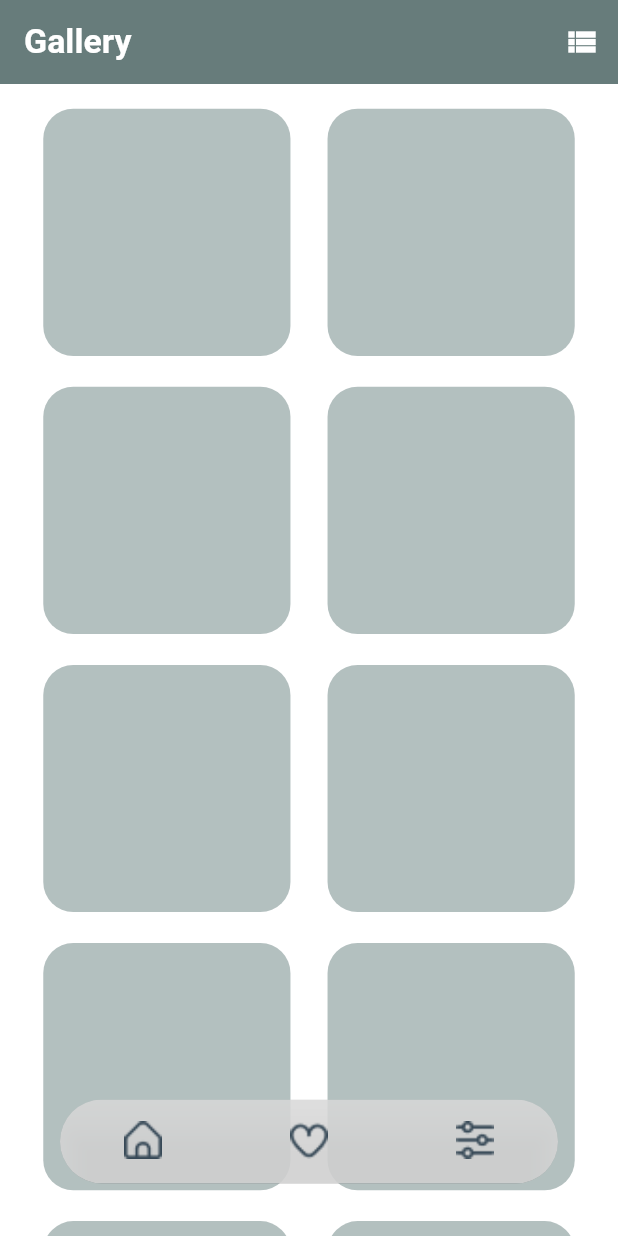
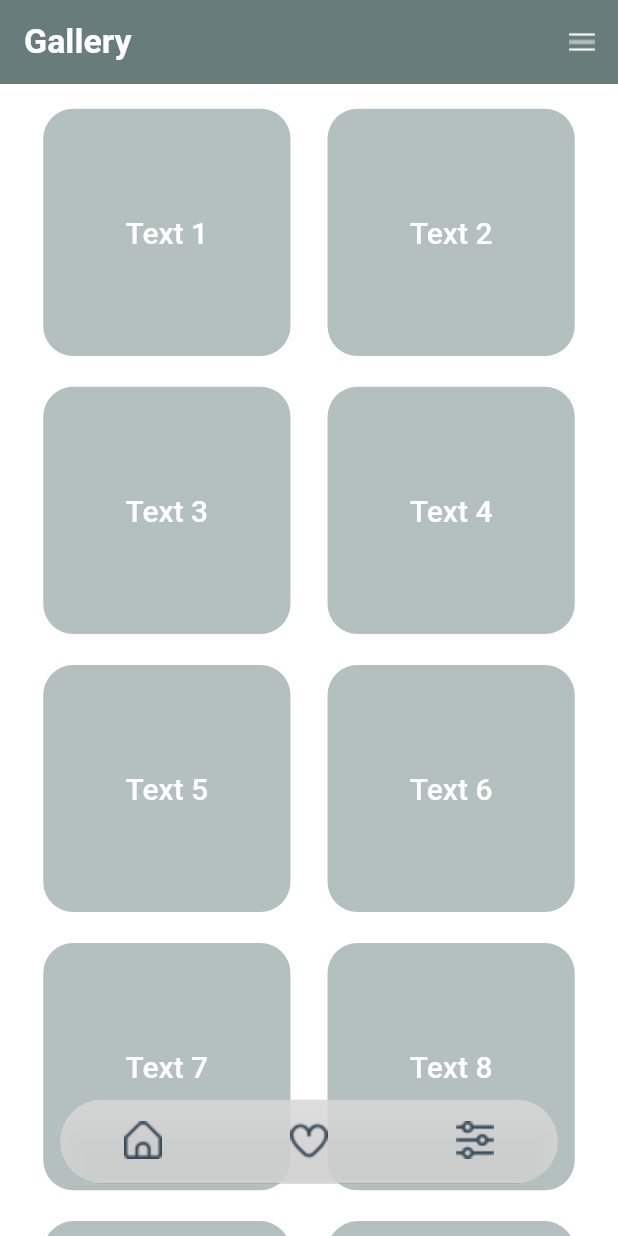
Before and after one commit to mahaamimran/projectWin, a Flutter app: the screen it shows after launch, on a phone screen of 412 x 824 dp. Run offline on Flutter 3.47's test engine with Material 2 defaults, Android fonts, the light colour scheme and no system bars.

Commit message:
list and gallery icon update

```diff
--- a/lib/home.dart
+++ b/lib/home.dart
@@ -11,7 +11,6 @@ class Home extends StatefulWidget {
 
 class _HomeState extends State<Home> {
   bool isGalleryView = false;
-
 
   @override
   void initState() {
@@ -51,9 +50,21 @@ class _HomeState extends State<Home> {
     );
   }
 
+  List<String> containerTexts = [
+    'Text 1',
+    'Text 2',
+    'Text 3',
+    'Text 4',
+    'Text 5',
+    'Text 6',
+    'Text 7',
+    'Text 8',
+    'Text 9',
+    'Text 10',
+  ];
   List<Widget> _buildContainers() {
     return List.generate(
-      22,
+      10,
       (index) => GestureDetector(
         onTap: () {
           // Handle the click for the container
@@ -73,6 +84,18 @@ class _HomeState extends State<Home> {
             color: const Color.fromRGBO(120, 142, 141, 0.56),
             borderRadius: BorderRadius.circular(20),
           ),
+          child: Center(
+            child: Text(
+              containerTexts[index],
+              textAlign: TextAlign.center,
+              style: const TextStyle(
+                color: Color.fromRGBO(255, 255, 255, 1),
+                fontSize: 20,
+                fontFamily: 'Roboto',
+                fontWeight: FontWeight.w500,
+              ),
+                  ),
+          ),
         ),
       ),
     );
--- a/lib/mainPage.dart
+++ b/lib/mainPage.dart
@@ -20,10 +20,9 @@ class _MyAppState extends State<MyApp> {
 // Replace the const keyword with final to make _pages a modifiable list
   final List<Widget> _pages = [
     Home(isMessageSent: true),
-  Favorites(),
-  Settings(),
+    const Favorites(),
+    const Settings(),
   ];
-
 
 // Inside the toggleGalleryView function
   void toggleGalleryView() {
@@ -59,10 +58,16 @@ void toggleGalleryView() {
             backgroundColor: const Color(0xFF677C7B),
             elevation: 0, // Remove the app bar's shadow
             actions: [
-              if(_selectedIndex == 0)
+              if (_selectedIndex == 0)
                 // Add a button to toggle the gallery view
                 IconButton(
-                icon: Icon(isGalleryView ? Icons.view_list : Icons.grid_view),
+                  icon: Image.asset(
+                    isGalleryView
+                        ? 'assets/listView.png'
+                        : 'assets/galleryView.png',
+                    // You can adjust the scale value as needed
+                    scale: 0.7,
+                  ),
                   onPressed: () {
                     setState(() {
                       isGalleryView = !isGalleryView;
```
Also changed, not shown: assets/galleryView.png (added), assets/listView.png (added). Lines whose indentation alone changed are shown as unchanged.
